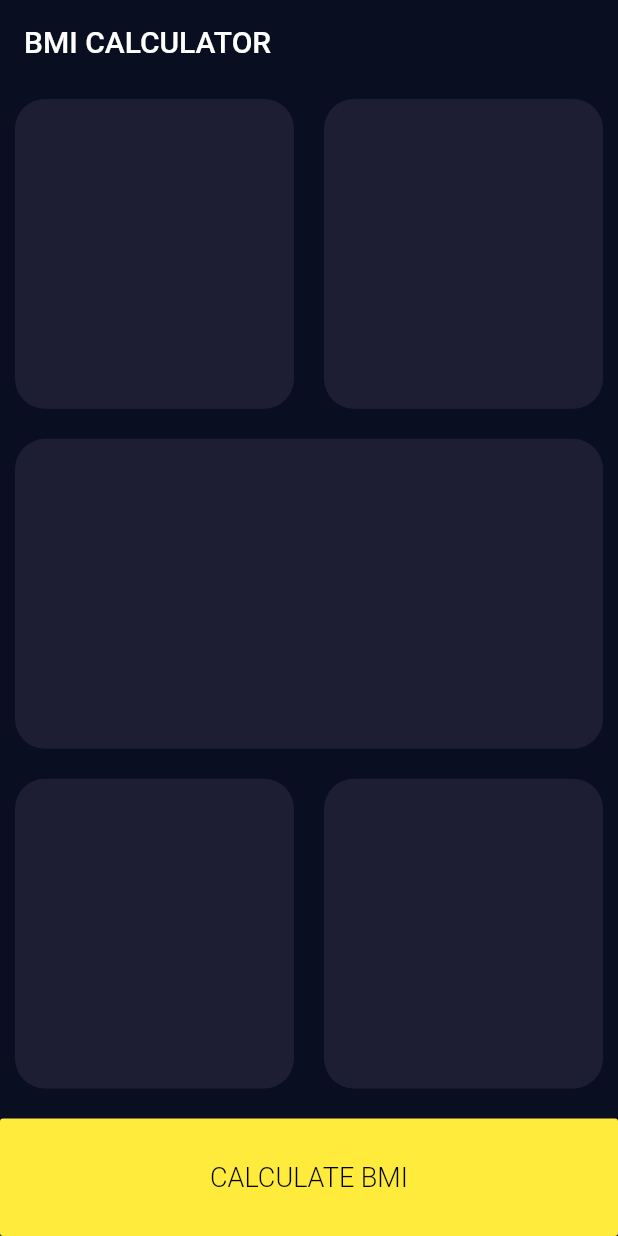
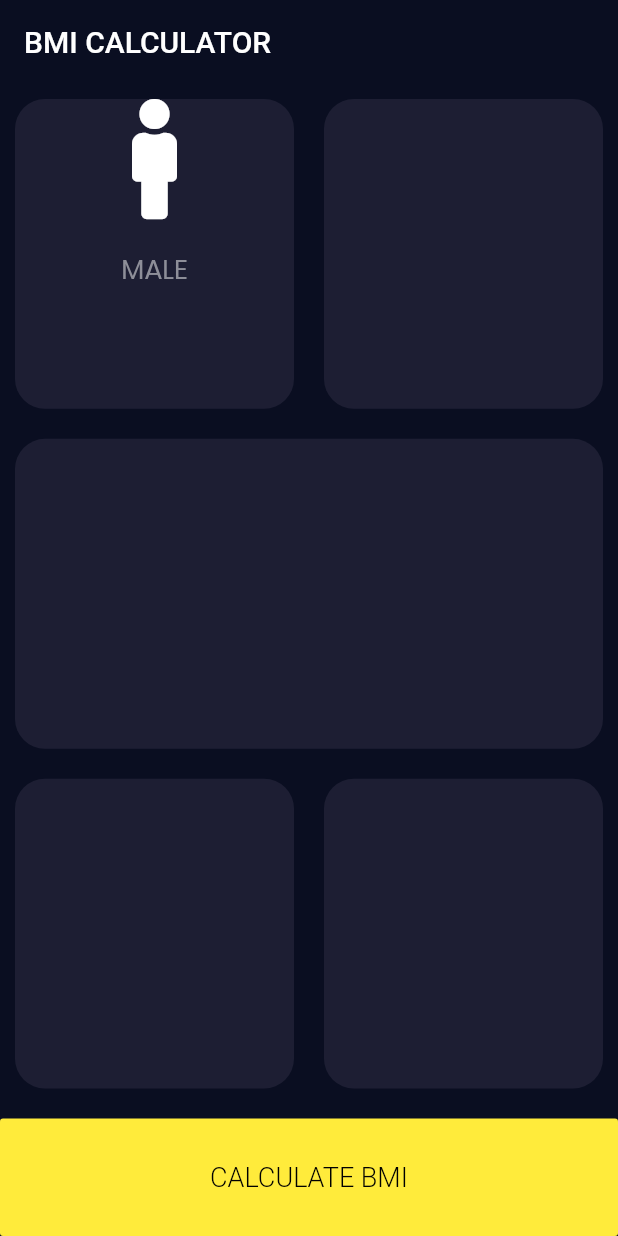
Before and after one commit to ishandeveloper/BMI-Calculator-App, a Flutter app: the screen it shows after launch, on a phone screen of 412 x 824 dp. Run offline on Flutter 3.47's test engine with Material 2 defaults, Android fonts, the phone set to English and light mode, and no system bars; our stand-ins replace font_awesome_flutter.

Commit message:
Male Card

```diff
--- a/lib/pages/input.dart
+++ b/lib/pages/input.dart
@@ -1,5 +1,6 @@
 import 'package:bmi_calculator/widgets/customcard.dart';
 import 'package:flutter/material.dart';
+import 'package:font_awesome_flutter/font_awesome_flutter.dart';
 
 class InputPage extends StatefulWidget {
   @override
@@ -24,6 +25,22 @@ class _InputPageState extends State<InputPage> {
               children: <Widget>[
                 BMICard(
                   colour: cardColor,
+                  cardChild: Column(
+                    children: <Widget>[
+                      Icon(
+                        FontAwesomeIcons.male,
+                        size: 80,
+                      ),
+                      SizedBox(
+                        height: 20,
+                      ),
+                      Text(
+                        'MALE',
+                        style:
+                            TextStyle(fontSize: 18, color: Color(0xFF8D8E98)),
+                      )
+                    ],
+                  ),
                 ),
                 BMICard(
                   colour: cardColor,
```
